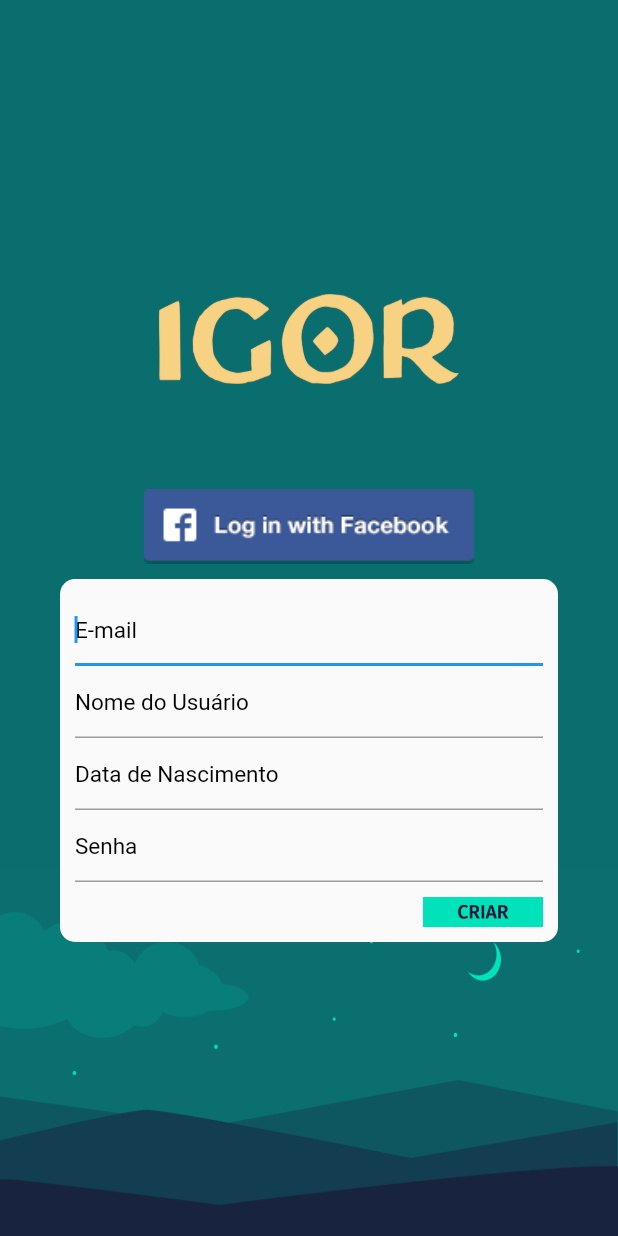
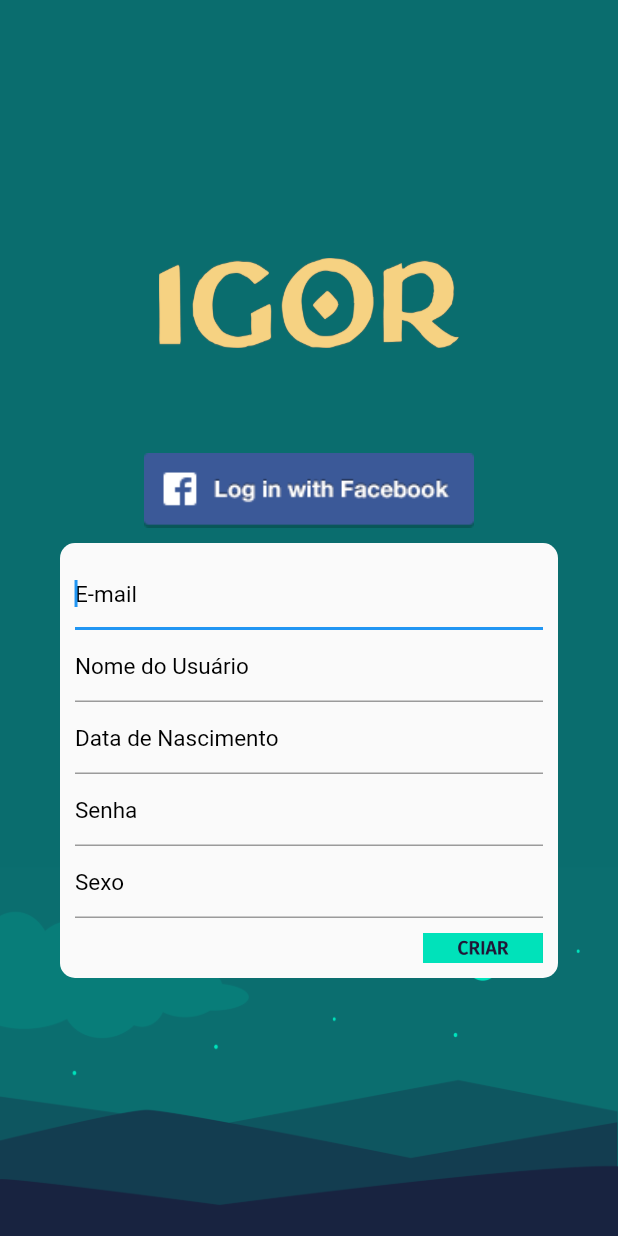
Before and after one commit to cesarjuunior/IGOR, a Flutter app: the cadastroPessoa screen opened directly, on a phone screen of 412 x 824 dp. Run offline on Flutter 3.47's test engine with Material 2 defaults, Android fonts, the phone set to English and light mode, and no system bars; our stand-ins replace cloud_firestore; accounts and stored records are empty.

Commit message:
criacao cards

```diff
--- a/lib/main.dart
+++ b/lib/main.dart
@@ -1,4 +1,5 @@
 import 'package:flutter/material.dart';
+import 'package:igor/pages/home.dart';
 import 'package:igor/pages/login.page.dart';
 
 void main() => runApp(MyApp());
--- /dev/null
+++ b/lib/objetos/usuatioDTO.dart
@@ -0,0 +1,50 @@
+class Usuario {
+
+  String _id;
+  String _nome;
+  String _email;
+  String _senha;
+  String _dataNascimento;
+  String _sexo;
+
+  Usuario(this._nome, this._email, this._senha, this._dataNascimento, this._sexo);
+
+  Usuario.map(dynamic obj) {
+    this._id = obj['id'];
+    this._nome = obj['nome'];
+    this._email = obj['email'];
+    this._senha = obj['senha'];
+    this._dataNascimento = obj['dataNascimento'];
+    this._sexo = obj['sexo'];
+  }
+
+  String get id => _id;
+  String get nome => _nome;
+  String get email => _email;
+  String get senha => _senha;
+  String get dataNascimento => _dataNascimento;
+  String get sexo => _sexo;
+
+  Map<String, dynamic> toMap() {
+    var map = new Map<String, dynamic>();
+    if (_id != null) {
+      map['id'] = _id;
+    }
+    map['nome'] = _nome;
+    map['email'] = _email;
+    map['senha'] = _senha;
+    map['dataNascimento'] = _dataNascimento;
+    map['sexo'] = _sexo;
+
+    return map;
+  }
+
+  Usuario.fromMap(Map<String, dynamic> map) {
+    this._id = map['id'];
+    this._nome = map['nome'];
+    this._email = map['email'];
+    this._senha = map['senha'];
+    this._dataNascimento = map['dataNascimento'];
+    this._sexo = map['sexo'];
+  }
+}
--- a/lib/pages/cadastro.pessoa.dart
+++ b/lib/pages/cadastro.pessoa.dart
@@ -1,4 +1,5 @@
 import 'package:flutter/material.dart';
+import 'package:igor/repository/usuariofirebaseFirestoreService.dart';
 
 // ignore: camel_case_types
 class cadastroPessoa extends StatefulWidget {
@@ -8,6 +9,27 @@ class cadastroPessoa extends StatefulWidget {
 
 // ignore: camel_case_types
 class _cadastroPessoaState extends State<cadastroPessoa> {
+
+  TextEditingController _email;
+  TextEditingController _nome;
+  TextEditingController _dataNascimento;
+  TextEditingController _senha;
+  TextEditingController _sexo;
+
+  UsuarioFirebaseFirestoreService db = new UsuarioFirebaseFirestoreService();
+
+  @override
+  void initState() {
+    super.initState();
+
+    _email = new TextEditingController();
+    _nome = new TextEditingController();
+    _dataNascimento = new TextEditingController();
+    _senha = new TextEditingController();
+    _sexo = new TextEditingController();
+
+  }
+
   @override
   Widget build(BuildContext context) {
     return Scaffold(
@@ -48,15 +70,29 @@ class _cadastroPessoaState extends State<cadastroPessoa> {
                     padding: EdgeInsets.only(left: 10, right: 10, top: 10 , bottom: 10),
                     child: Column(
                       children: <Widget>[
-                        caixaDeTexto("E-mail"),
-                        caixaDeTexto("Nome do Usuário"),
-                        caixaDeTexto("Data de Nascimento"),
-                        caixaDeTexto("Senha"),
+                        caixaDeTexto("E-mail", _email),
+                        caixaDeTexto("Nome do Usuário", _nome),
+                        caixaDeTexto("Data de Nascimento", _dataNascimento),
+                        caixaDeTexto("Senha", _senha),
+                        caixaDeTexto("Sexo", _sexo),
                         Divider(height: 10, color: Colors.transparent),
                         Row(
                           mainAxisAlignment: MainAxisAlignment.end,
                           children: <Widget>[
-                            _botaoCriar()
+                            GestureDetector(
+                                child: Container(
+                                    width: 80,
+                                    height: 20,
+                                    decoration: BoxDecoration(
+                                      color: Colors.black,
+                                      image: DecorationImage(
+                                          image: AssetImage(
+                                              "lib/images/botao_criar.png"),
+                                          fit: BoxFit.cover
+                                      ),
+                                    )
+                                ), onTap: () => db.inserirUsuario(_email.text, _nome.text, _dataNascimento.text, _senha.text, _sexo.text)
+                            )
                           ],
                         ),
                       ],
@@ -70,8 +106,9 @@ class _cadastroPessoaState extends State<cadastroPessoa> {
     );
   }
 
-  TextFormField caixaDeTexto(String label) {
+  TextFormField caixaDeTexto(String label, TextEditingController controller) {
     return TextFormField(
+      controller: controller,
       autofocus: true,
       keyboardType: TextInputType.text,
       style: TextStyle(color: Colors.black, fontSize: 15),
@@ -81,29 +118,5 @@ class _cadastroPessoaState extends State<cadastroPessoa> {
       ),
     );
   }
+
 }
-
-class _botaoCriar extends StatelessWidget {
-  const _botaoCriar({
-    Key key,
-  }) : super(key: key);
-
-  @override
-  Widget build(BuildContext context) {
-    return GestureDetector(
-        child: Container(
-            width:80,
-            height: 20,
-            decoration: BoxDecoration(
-              color: Colors.black,
-              image: DecorationImage(
-                  image:AssetImage("lib/images/botao_criar.png"),
-                  fit:BoxFit.cover
-              ),
-            )
-        ),onTap:(){
-      print("you clicked my");
-    }
-    );
-  }
-}
--- a/lib/pages/login.page.dart
+++ b/lib/pages/login.page.dart
@@ -182,7 +182,7 @@ class _botaoEntrar extends StatelessWidget {
           Navigator.push(
             context,
             MaterialPageRoute(
-                builder: (context) => homePage()
+                builder: (context) => HomePage()
             ),
           )
       );
--- /dev/null
+++ b/lib/repository/usuariofirebaseFirestoreService.dart
@@ -0,0 +1,33 @@
+import 'package:cloud_firestore/cloud_firestore.dart';
+import 'package:igor/objetos/usuatioDTO.dart';
+
+final CollectionReference usuCollection = Firestore.instance.collection('usuario');
+
+class UsuarioFirebaseFirestoreService{
+
+  static final UsuarioFirebaseFirestoreService _instance = new UsuarioFirebaseFirestoreService.internal();
+  factory UsuarioFirebaseFirestoreService() => _instance;
+
+  UsuarioFirebaseFirestoreService.internal();
+
+  Future<Usuario> inserirUsuario(String email, String nome, String dtnasci, String senha, String sexo) async {
+    final TransactionHandler createTransaction = (Transaction tx) async {
+      final DocumentSnapshot ds = await tx.get(usuCollection.document());
+
+      final Usuario usu = new Usuario(nome, email, senha, dtnasci, sexo);
+      final Map<String, dynamic> data = usu.toMap();
+
+
+      await tx.set(ds.reference, data);
+
+      return data;
+    };
+
+    return Firestore.instance.runTransaction(createTransaction).then((mapData) {
+      return Usuario.fromMap(mapData);
+    }).catchError((error) {
+      print('error: $error');
+      return null;
+    });
+  }
+}
```
Also changed, not shown: lib/objetos/aventuraDTO.dart (added, +30 -0 lines), lib/objetos/notice.dart (added, +101 -0 lines), lib/pages/criar.aventura.dart (+34 -4 lines), lib/pages/home.dart (+62 -5 lines), lib/repository/aventurafirebaseFirestoreService.dart (added, +34 -0 lines), lib/repository/newsApi.dart (added, +55 -0 lines), pubspec.yaml (+8 -0 lines), lib/images/miniatura_coast.png (added), lib/images/miniatura_corvali.png (added), lib/images/miniatura_heartlands.png (added), lib/images/miniatura_imagem_automática.png (added), lib/images/miniatura_krevast.png (added), pubspec.lock, 3 other files.
